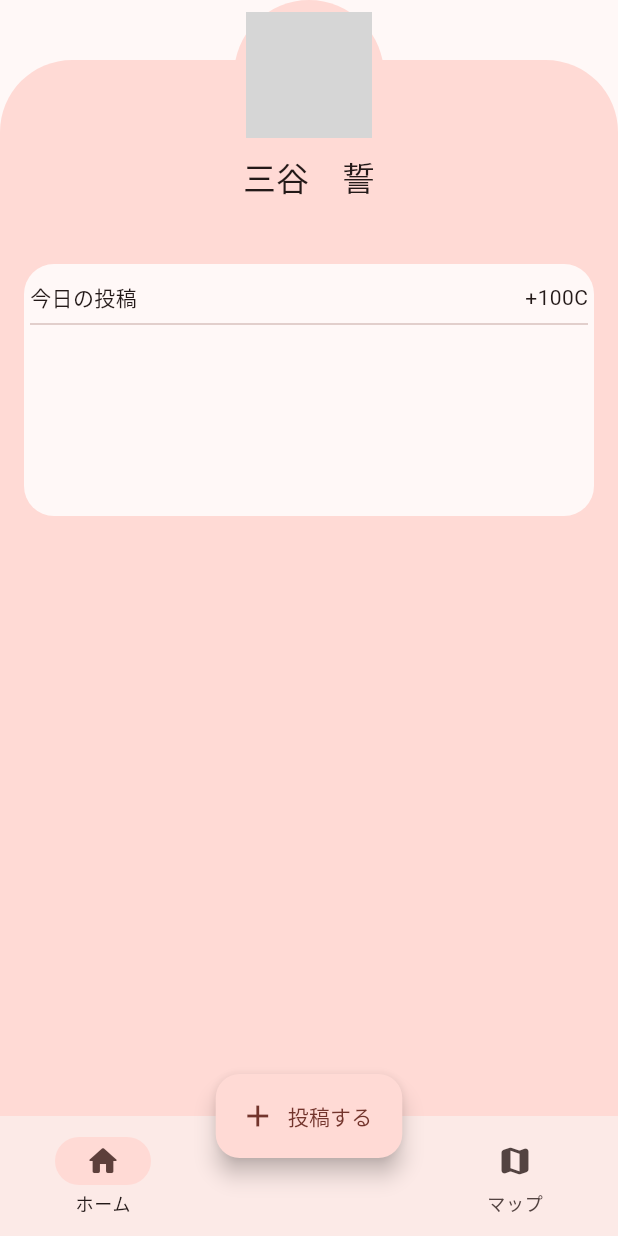
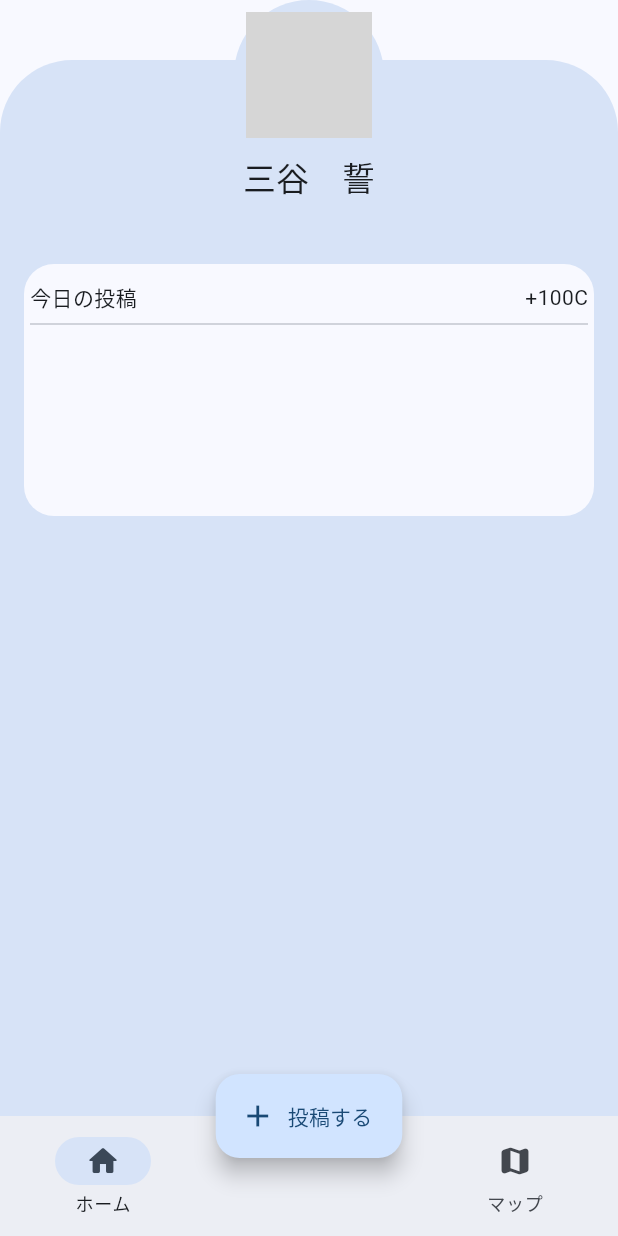
Before and after one commit to Chika0221/Sweep, a Flutter app: the screen it shows after launch, on a phone screen of 412 x 824 dp. Run offline on Flutter 3.47's test engine with Material 3 defaults, Android fonts, the phone set to English and light mode, and no system bars; our stand-ins replace camera, firebase_auth, flutter_hooks, flutter_map, hooks_riverpod, image_picker and 2 more; missing offline and left inert: flutter_map_animations; accounts and stored records are empty; network calls fail; grey boxes are pictures that could not be loaded.

Commit message:
テーマをblueに変更

```diff
--- a/lib/main.dart
+++ b/lib/main.dart
@@ -19,7 +19,7 @@ class MyApp extends HookConsumerWidget {
       debugShowCheckedModeBanner: false,
       home: MainPage(),
       theme: ThemeData(
-        colorSchemeSeed: Colors.red,
+        colorSchemeSeed: Colors.blue,
       ),
     );
   }
```
Also changed, not shown: lib/pages/map_page.dart (+12 -1 lines), 4 other files.
